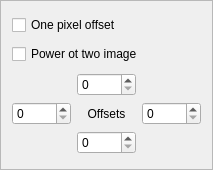
Before: the Qt Designer form layoutconfigframe.ui in andryblack/fontbuilder, drawn with Qt 5.
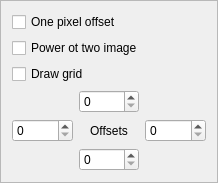
After: the same form once the commit is applied.

Commit message: * Improve box layouting + drawGrid config

Patch:
```diff
--- a/layoutconfigframe.ui
+++ b/layoutconfigframe.ui
@@ -6,7 +6,7 @@
    <rect>
     <x>0</x>
     <y>0</y>
-    <width>213</width>
+    <width>218</width>
     <height>170</height>
    </rect>
   </property>
@@ -34,6 +34,13 @@
      </property>
     </widget>
    </item>
+   <item>
+    <widget class="QCheckBox" name="checkBoxDrawGrid">
+     <property name="text">
+      <string>Draw grid</string>
+     </property>
+    </widget>
+   </item>
    <item>
     <layout class="QGridLayout" name="gridLayout">
      <item row="1" column="2">
```
The commit also changes 8 other files.
